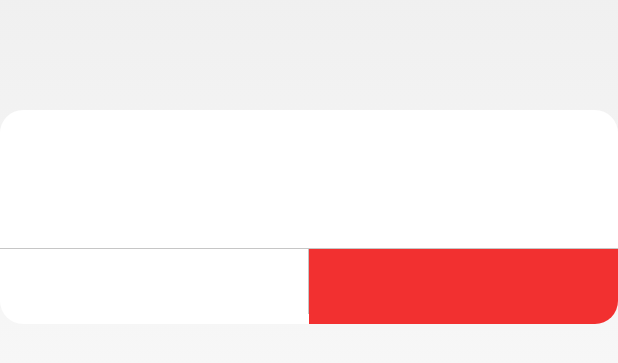
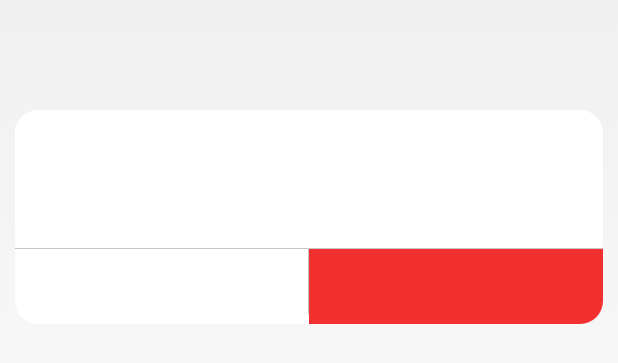
Before and after one commit to JoeyZh/UI, an Android app: the layout dlg_alert_layout_1.xml on its own in the app's theme, with its tools: preview values and no code run, on a phone screen of 412 x 824 dp. Shown: the part 437-800 px from the top of the screen. Run offline under Robolectric (Android 15) with nearby library versions, the phone set to English and light mode, and no system bars.

```diff
--- a/UIExample/build.gradle
+++ b/UIExample/build.gradle
@@ -29,4 +29,5 @@ dependencies {
     })
     testCompile 'junit:junit:4.12'
     compile project(':UILibrary')
+    compile 'com.prolificinteractive:material-calendarview:1.4.3'
 }
--- a/UILibrary/src/main/res/layout/dlg_alert_layout_1.xml
+++ b/UILibrary/src/main/res/layout/dlg_alert_layout_1.xml
@@ -2,34 +2,36 @@
 <RelativeLayout xmlns:android="http://schemas.android.com/apk/res/android"
     android:layout_width="match_parent"
     android:layout_height="match_parent"
-    android:background="#0000">
+    android:background="#0000"
+    android:padding="10dp">
 
 
     <LinearLayout
         android:id="@id/dlg_root_layout"
         android:layout_width="match_parent"
         android:layout_height="wrap_content"
+        android:layout_alignParentLeft="true"
+        android:layout_alignParentStart="true"
+        android:layout_centerVertical="true"
         android:background="@drawable/bg_dlg_white"
-        android:orientation="vertical"
-        android:layout_centerVertical="true"
-        android:layout_alignParentLeft="true"
-        android:layout_alignParentStart="true">
+        android:orientation="vertical">
 
         <RelativeLayout
             android:id="@id/dlg_title_layout"
             android:layout_width="match_parent"
-            android:layout_height="wrap_content">
+            android:layout_height="wrap_content"
+            >
 
             <TextView
                 android:id="@id/dlg_title_text"
                 style="@style/text_max_style"
                 android:layout_width="wrap_content"
                 android:layout_height="wrap_content"
+                android:layout_centerInParent="true"
+                android:layout_marginTop="@dimen/layout_min_margin"
+                android:gravity="center"
                 android:padding="@dimen/layout_min_margin"
-                android:layout_marginTop="@dimen/layout_min_margin"
-                android:textColor="@color/text_color_gray_24"
-                android:gravity="center"
-                android:layout_centerInParent="true" />
+                android:textColor="@color/text_color_gray_24" />
         </RelativeLayout>
 
         <RelativeLayout
@@ -38,9 +40,7 @@
             android:layout_height="wrap_content"
             android:layout_gravity="center"
             android:layout_marginBottom="@dimen/layout_min_margin"
-            android:layout_weight="1"
-            android:paddingLeft="@dimen/layout_mid_margin"
-            android:paddingRight="@dimen/layout_mid_margin">
+            android:layout_weight="1">
 
             <TextView
                 android:id="@id/dlg_msg_text"
@@ -49,6 +49,8 @@
                 android:layout_height="wrap_content"
                 android:layout_centerInParent="true"
                 android:gravity="center"
+                android:paddingLeft="@dimen/layout_mid_margin"
+                android:paddingRight="@dimen/layout_mid_margin"
                 android:textColor="@color/text_color_gray_68"
                 android:textSize="18sp" />
 
```
Also changed, not shown: UILibrary/src/main/java/com/joey/protocol/HttpRequestManager.java (+7 -6 lines), UILibrary/src/main/java/com/joey/utils/TimeUtils.java (+11 -1 lines).
